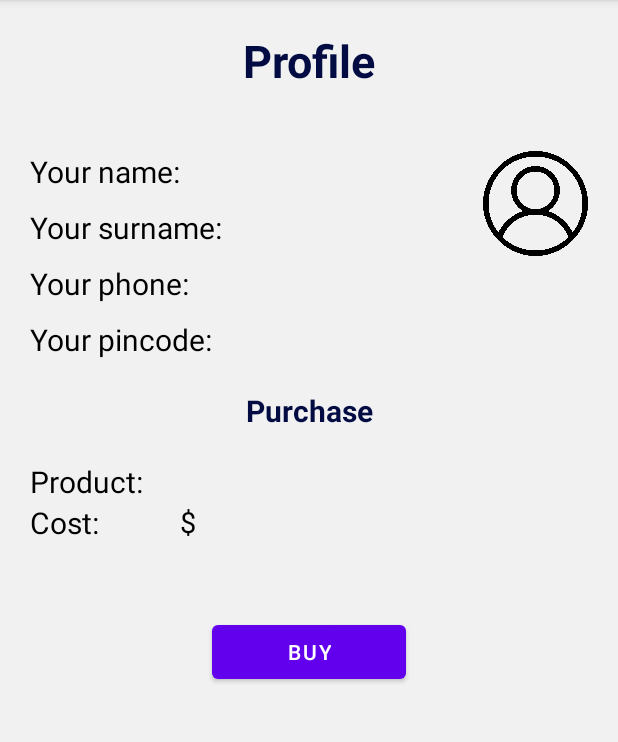
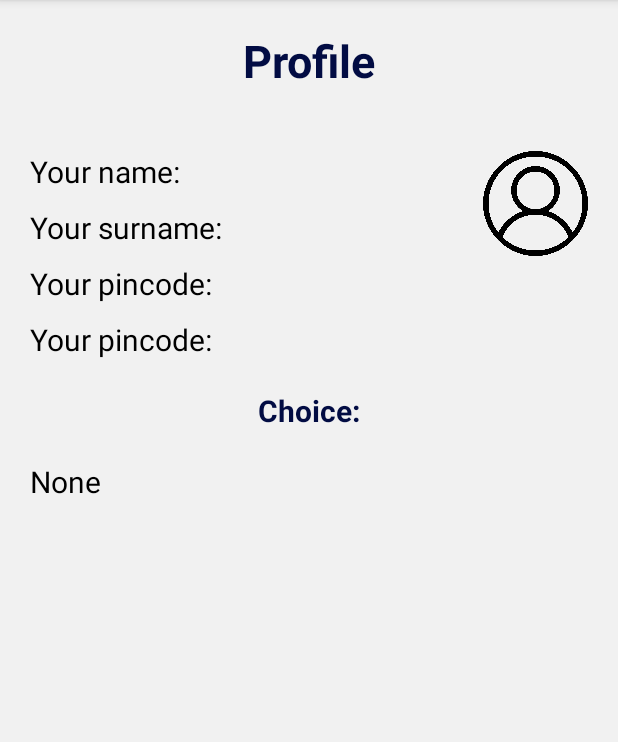
Before and after one commit to Domirando/BeautyDomi, an Android app: the UserProfileActivity screen opened directly, with no data from a screen before it, on a phone screen of 412 x 824 dp, the part 84-826 px from its top. Run offline under Robolectric (Android 15) with nearby library versions, the phone set to English and light mode, and no system bars.

Commit message:
bugs with translation fixed

```diff
--- a/app/src/main/java/uz/itschool/myapplication/ProductActivity.kt
+++ b/app/src/main/java/uz/itschool/myapplication/ProductActivity.kt
@@ -20,7 +20,7 @@ class ProductActivity : AppCompatActivity() {
             var image = findViewById<ImageView>(R.id.product_image)
             var btn = findViewById<Button>(R.id.buy)
             textView.setText(product.desc)
-            btn.text = "${btn.text} for ${product.price.toString()}$"
+            btn.text = "${btn.text} -> ${product.price.toString()}$"
             image.setImageResource(product.img)
         }
         findViewById<Button>(R.id.buy).setOnClickListener {
--- a/app/src/main/java/uz/itschool/myapplication/ShoppingActivity.kt
+++ b/app/src/main/java/uz/itschool/myapplication/ShoppingActivity.kt
@@ -72,11 +72,11 @@ class ShoppingActivity : AppCompatActivity() {
         product_list.add(Product(R.string.cream, 2000, R.string.cream_desc, R.drawable.oip_removebg_preview, Color.parseColor("#A9D7DA"), null, "horizontal"))
         var product_list_v = mutableListOf<Product>()
         product_list_v.add(Product(R.string.toner, 2540, R.string.toner_desc, R.drawable.brightening_white_essence_1_768x912_removebg_preview, Color.parseColor("#FFEF92"), "70%", "vertical"))
-        product_list_v.add(Product(R.string.peeling, 2540, R.string.peeling_desc, R.drawable.oip__1__removebg_preview, Color.parseColor("#F5CAC3"), "50%", "vertical"))
-        product_list_v.add(Product(R.string.toner, 2540, R.string.toner_desc, R.drawable.oip__2__removebg_preview, Color.parseColor("#B6D7CF"), "30%", "vertical"))
+        product_list_v.add(Product(R.string.peeling, 2540, R.string.peeling_desc, R.drawable.oip__1__removebg_preview, Color.parseColor("#F5CAC3"), null, "vertical"))
+        product_list_v.add(Product(R.string.toner, 2540, R.string.toner_desc, R.drawable.oip__2__removebg_preview, Color.parseColor("#B6D7CF"), null, "vertical"))
         product_list_v.add(Product(R.string.scrub, 2540, R.string.scrub_desc, R.drawable.r_removebg_preview, Color.parseColor("#A9D7DA"), "50%", "vertical"))
         product_list_v.add(Product(R.string.toner, 2540, R.string.toner_desc, R.drawable.r__1__removebg_preview, Color.parseColor("#FFEF92"), "30%", "vertical"))
-        product_list_v.add(Product(R.string.serum, 2540, R.string.serum_desc, R.drawable.oip__2__removebg_preview, Color.parseColor("#F5CAC3"),"70%", "vertical"))
+        product_list_v.add(Product(R.string.serum, 2540, R.string.serum_desc, R.drawable.oip__2__removebg_preview, Color.parseColor("#F5CAC3"),null, "vertical"))
         product_list_v.add(Product(R.string.toner, 2540, R.string.toner_desc, R.drawable.brightening_white_essence_1_768x912_removebg_preview, Color.parseColor("#B6D7CF"), "60%", "vertical"))
         product_list_v.add(Product(R.string.toner, 2540, R.string.toner_desc, R.drawable.oip_removebg_preview, Color.parseColor("#A9D7DA"), "30%", "vertical"))
         var adapter = ProductAdapter(product_list)
--- a/app/src/main/java/uz/itschool/myapplication/UserProfileActivity.kt
+++ b/app/src/main/java/uz/itschool/myapplication/UserProfileActivity.kt
@@ -4,6 +4,8 @@ import android.content.Context
 import androidx.appcompat.app.AppCompatActivity
 import android.os.Bundle
 import android.util.Log
+import android.view.View
+import android.widget.Button
 import android.widget.TextView
 
 class UserProfileActivity : AppCompatActivity() {
@@ -19,12 +21,21 @@ class UserProfileActivity : AppCompatActivity() {
         var number = sharedPreferences.getString("phone", "").toString()
         var product = sharedPreferences.getInt("product_name", 0)
         var cost = sharedPreferences.getString("cost", "").toString()
-        Log.d("cost", cost)
         findViewById<TextView>(R.id.name).text = name
         findViewById<TextView>(R.id.surname).text = surname
         findViewById<TextView>(R.id.pincode).text = pincode
         findViewById<TextView>(R.id.phone).text = number
-        findViewById<TextView>(R.id.purchase).setText(product)
-        findViewById<TextView>(R.id.cost).text = cost+"$"
+        if (product!==0){
+            findViewById<TextView>(R.id.purchase).setText(product)
+            findViewById<TextView>(R.id.cost).text = cost+"$"
+        }else {
+            findViewById<Button>(R.id.buy).visibility = View.GONE
+            findViewById<TextView>(R.id.purchase_name).setText(R.string.none)
+            findViewById<TextView>(R.id.purchase).visibility = View.GONE
+            findViewById<TextView>(R.id.cost).visibility = View.GONE
+            findViewById<TextView>(R.id.cost_title).visibility = View.GONE
+        }
+
+
     }
 }
--- a/app/src/main/res/layout/activity_product.xml
+++ b/app/src/main/res/layout/activity_product.xml
@@ -33,11 +33,11 @@
         <Button
             android:layout_marginTop="50dp"
             app:layout_constraintStart_toStartOf="parent"
-            app:layout_constraintBottom_toBottomOf="parent"
+            app:layout_constraintTop_toBottomOf="@id/desc"
             android:id="@+id/buy"
             android:layout_width="match_parent"
             android:layout_height="wrap_content"
-            android:text="Buy "
+            android:text="@string/buy"
             android:textSize="18dp"
             android:textStyle="bold"
             tools:ignore="MissingConstraints" />
--- a/app/src/main/res/layout/activity_user_profile.xml
+++ b/app/src/main/res/layout/activity_user_profile.xml
@@ -17,7 +17,7 @@
         app:layout_constraintStart_toStartOf="parent"
         app:layout_constraintEnd_toEndOf="parent"
         android:textColor="#020C43"
-        android:text="Profile"
+        android:text="@string/profile"
         tools:ignore="MissingConstraints" />
     <TextView
         android:paddingBottom="10dp"
@@ -27,15 +27,15 @@
         android:layout_height="wrap_content"
         android:textSize="20dp"
         android:textColor="@color/black"
-        android:text="Your name: "
-        android:layout_marginRight="20dp"
+        android:paddingRight="20dp"
+        android:text="@string/your_name"
         tools:ignore="MissingConstraints" />
 
     <TextView
+        android:textColor="#4E4C4C"
         android:id="@+id/name"
         android:textSize="19dp"
         app:layout_constraintTop_toBottomOf="@id/title"
-        android:textColor="@color/black"
         app:layout_constraintStart_toEndOf="@+id/name_title"
         android:layout_width="wrap_content"
         android:layout_height="wrap_content"
@@ -48,22 +48,22 @@
         android:src="@drawable/user"
         tools:ignore="MissingConstraints" />
     <TextView
+        android:paddingRight="20dp"
         android:paddingBottom="10dp"
         android:id="@+id/surname_title"
         android:layout_width="wrap_content"
         android:layout_height="wrap_content"
         android:textSize="20dp"
         android:textColor="@color/black"
-        android:text="Your surname: "
+        android:text="@string/your_surname"
         app:layout_constraintTop_toBottomOf="@id/name_title"
-        android:layout_marginRight="20dp"
         tools:ignore="MissingConstraints" />
 
     <TextView
         android:id="@+id/surname"
         android:textSize="19dp"
         app:layout_constraintTop_toBottomOf="@id/name_title"
-        android:textColor="@color/black"
+        android:textColor="#4E4C4C"
         app:layout_constraintStart_toEndOf="@+id/surname_title"
         android:layout_width="wrap_content"
         android:layout_height="wrap_content"
@@ -71,13 +71,13 @@
     <TextView
         android:paddingBottom="10dp"
         android:id="@+id/phone_title"
+        android:paddingRight="20dp"
         android:layout_width="wrap_content"
         android:layout_height="wrap_content"
         android:textSize="20dp"
         android:textColor="@color/black"
-        android:text="Your phone: "
+        android:text="@string/your_pincode"
         app:layout_constraintTop_toBottomOf="@id/surname_title"
-        android:layout_marginRight="20dp"
         tools:ignore="MissingConstraints" />
 
     <TextView
@@ -95,16 +95,16 @@
         android:layout_height="wrap_content"
         android:textSize="20dp"
         android:textColor="@color/black"
-        android:text="Your pincode: "
+        android:text="@string/your_pincode"
         app:layout_constraintTop_toBottomOf="@id/phone_title"
-        android:layout_marginRight="20dp"
+        android:paddingRight="20dp"
         tools:ignore="MissingConstraints" />
 
     <TextView
         android:id="@+id/pincode"
         android:textSize="19dp"
         app:layout_constraintTop_toBottomOf="@id/phone_title"
-        android:textColor="@color/black"
+        android:textColor="#4E4C4C"
         app:layout_constraintStart_toEndOf="@+id/pincode_title"
         android:layout_width="wrap_content"
         android:layout_height="wrap_content"
@@ -121,7 +121,7 @@
         app:layout_constraintEnd_toEndOf="parent"
         android:textColor="#020C43"
         app:layout_constraintTop_toBottomOf="@id/pincode_title"
-        android:text="Purchase"
+        android:text="@string/purchase"
         tools:ignore="MissingConstraints" />
     <TextView
         android:id="@+id/purchase_name"
@@ -129,14 +129,14 @@
         android:layout_height="wrap_content"
         android:textSize="20dp"
         android:textColor="@color/black"
-        android:text="Product: "
+        android:text="@string/your_purchase"
         app:layout_constraintTop_toBottomOf="@id/purchase_title"
         android:paddingRight="20dp"
         tools:ignore="MissingConstraints" />
     <TextView
+        android:textColor="#4E4C4C"
         android:id="@+id/purchase"
         android:textSize="19dp"
-        android:textColor="@color/black"
         app:layout_constraintStart_toEndOf="@+id/purchase_name"
         android:layout_width="wrap_content"
         android:layout_height="wrap_content"
@@ -149,15 +149,15 @@
         android:layout_height="wrap_content"
         android:textSize="20dp"
         android:textColor="@color/black"
-        android:text="Cost: "
+        android:text="@string/cost"
+        android:paddingRight="20dp"
         app:layout_constraintTop_toBottomOf="@id/purchase_name"
-        android:layout_marginRight="20dp"
         tools:ignore="MissingConstraints" />
     <TextView
+        android:textColor="#4E4C4C"
         android:id="@+id/cost"
         android:textSize="19dp"
-        android:textColor="@color/black"
-        app:layout_constraintStart_toEndOf="@+id/purchase"
+        app:layout_constraintStart_toEndOf="@+id/cost_title"
         android:layout_width="wrap_content"
         android:layout_height="wrap_content"
         app:layout_constraintTop_toBottomOf="@id/purchase_name"
@@ -168,7 +168,8 @@
         app:layout_constraintTop_toBottomOf="@id/cost"
         android:layout_width="wrap_content"
         android:layout_height="wrap_content"
-        android:text="Buy"
+        android:text="@string/buy"
+        android:id="@+id/buy"
         app:layout_constraintStart_toStartOf="parent"
         android:paddingHorizontal="50dp"
         app:layout_constraintEnd_toEndOf="parent"/>
--- a/app/src/main/res/layout/carusel_item.xml
+++ b/app/src/main/res/layout/carusel_item.xml
@@ -37,7 +37,8 @@
         android:orientation="horizontal"
         android:id="@+id/extra"
         android:weightSum="2"
-        android:paddingHorizontal="7dp"
+        android:paddingHorizontal="10dp"
+        android:paddingRight="15dp"
         android:visibility="gone"
         app:layout_constraintTop_toBottomOf="@id/image"
         tools:ignore="MissingConstraints">
--- a/app/src/main/res/values/strings.xml
+++ b/app/src/main/res/values/strings.xml
@@ -10,4 +10,14 @@
     <string name="peeling_desc" tools:ignore="ExtraTranslation">In a nutshell, a face peeling treatment is a way to scrub off dry, dull patches on the skin, leaving it more luminous-looking and softer-feeling than before. It’s a must for dry skin, and a terrific supplementary skincare step for those with acne-prone, oily skin as well.</string>
     <string name="scrub" tools:ignore="ExtraTranslation">Scrub</string>
     <string name="scrub_desc" tools:ignore="ExtraTranslation">A face scrub is a skincare product used to exfoliate your skin. It helps in the removal of dead skin cells from the surface of your skin, reducing the chances for clogged pores and acne breakouts. With the practice of scrubbing and exfoliation dating back to ancient times, history indicates that people used something abrasive to exfoliate their skin.</string>
+    <string name="buy" tools:ignore="ExtraTranslation">Buy</string>
+    <string name="your_name" tools:ignore="ExtraTranslation">Your name: </string>
+    <string name="your_surname" tools:ignore="ExtraTranslation">Your surname: </string>
+    <string name="your_pincode" tools:ignore="ExtraTranslation">Your pincode: </string>
+    <string name="your_phone" tools:ignore="ExtraTranslation">Your phone: </string>
+    <string name="your_purchase" tools:ignore="ExtraTranslation">Your choice: </string>
+    <string name="purchase" tools:ignore="ExtraTranslation">Choice: </string>
+    <string name="cost" tools:ignore="ExtraTranslation">Cost: </string>
+    <string name="profile" tools:ignore="ExtraTranslation">Profile</string>
+    <string name="none" tools:ignore="ExtraTranslation">None</string>
 </resources>
```
Also changed, not shown: 2 other files.
